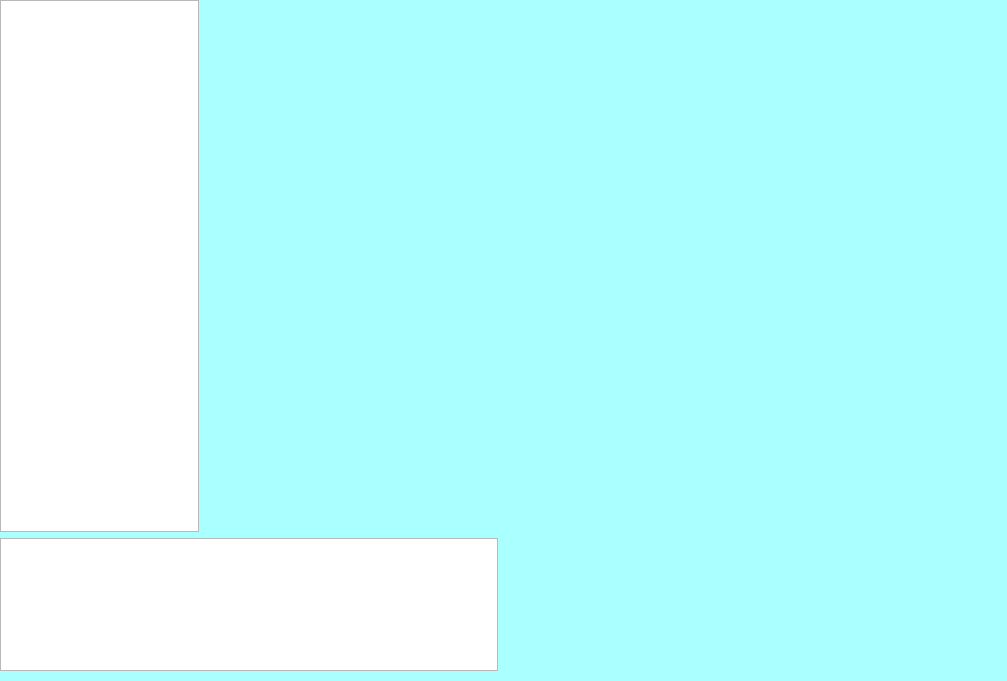
WendyLaSirene/TraceMyPlane, file accueil.ui: the form before one commit.
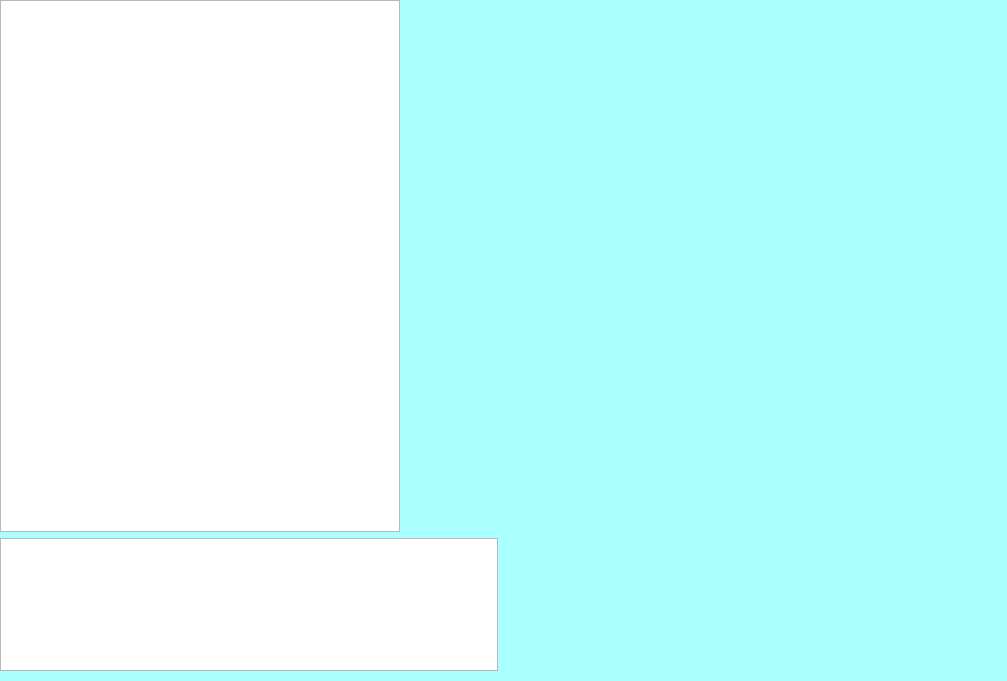
The form after the commit.

Diff of the .ui file:
```diff
--- a/accueil.ui
+++ b/accueil.ui
@@ -29,7 +29,20 @@
     <item>
      <layout class="QHBoxLayout" name="horizontalLayout" stretch="20,80">
       <item>
-       <widget class="QListWidget" name="list_VolAero"/>
+       <widget class="QListWidget" name="list_VolAero">
+        <property name="minimumSize">
+         <size>
+          <width>400</width>
+          <height>0</height>
+         </size>
+        </property>
+        <property name="maximumSize">
+         <size>
+          <width>400</width>
+          <height>16777215</height>
+         </size>
+        </property>
+       </widget>
       </item>
       <item>
        <widget class="QWidget" name="widget_Map" native="true"/>
```
